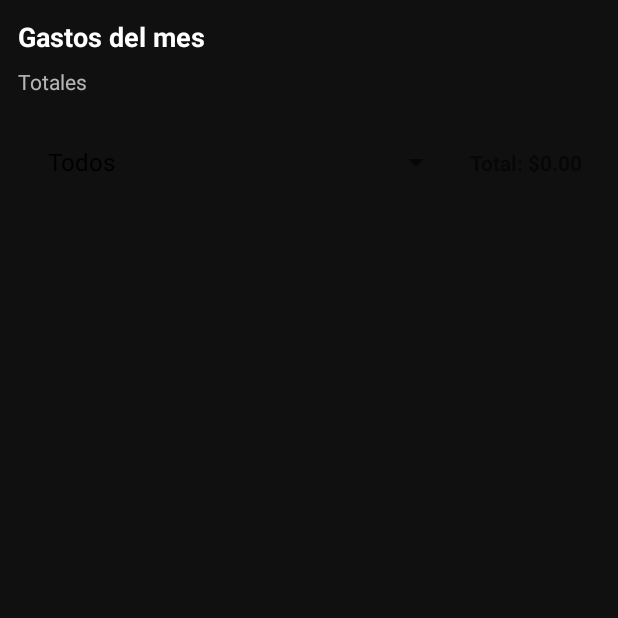
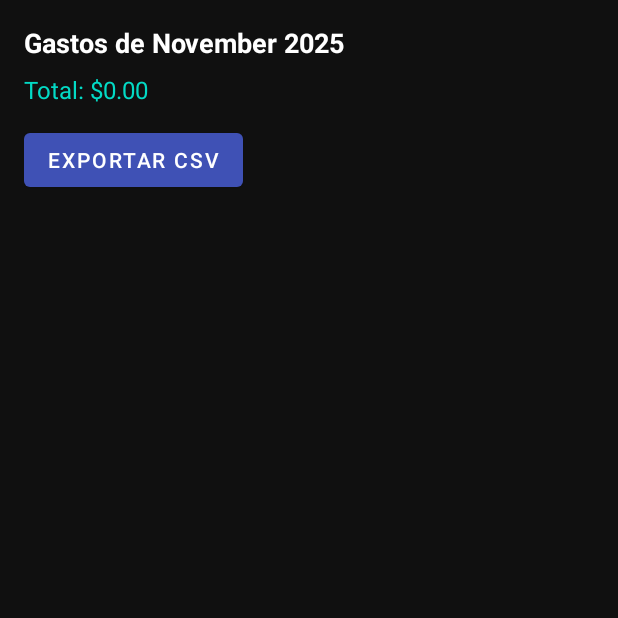
Before and after one commit to gastonlesbe/CareTemplate, an Android app: the ExpensesActivity screen opened directly, with no data from a screen before it, on a phone screen of 412 x 824 dp, the top half of it. Run offline under Robolectric (Android 15) with nearby library versions, the phone set to English and light mode, and no system bars; our stand-ins replace Room's generated code.

Commit message:
fixed 20251108

```diff
--- a/app/build.gradle
+++ b/app/build.gradle
@@ -1,6 +1,6 @@
 plugins {
-    id 'com.android.application'
-    id 'com.google.gms.google-services'
+    id("com.android.application")
+    id("com.google.gms.google-services")
 }
 
 android {
@@ -85,4 +85,6 @@ dependencies {
 
     // Ads
     implementation 'com.google.android.gms:play-services-ads:24.7.0'
+    implementation 'com.github.PhilJay:MPAndroidChart:v3.1.0'
+
 }
--- a/app/src/main/AndroidManifest.xml
+++ b/app/src/main/AndroidManifest.xml
@@ -49,6 +49,9 @@
         </activity>
         <activity android:name=".ui.SubjectListActivity" />
         <activity android:name=".ui.ExpensesActivity" />
+        <activity android:name=".ui.ExpensesCharActivity"
+            android:exported="false" />
+
 
 
 
--- a/app/src/main/java/com/gastonlesbegueris/caretemplate/data/local/EventDao.java
+++ b/app/src/main/java/com/gastonlesbegueris/caretemplate/data/local/EventDao.java
@@ -112,5 +112,24 @@ public interface EventDao {
             "AND (:subjectId IS NULL OR subjectId = :subjectId) " +
             "AND dueAt BETWEEN :start AND :end")
     Double sumExpensesRealized(String app, String subjectId, long start, long end);
+    @androidx.room.Query(
+            "SELECT strftime('%Y-%m', datetime(realizedAt/1000,'unixepoch','localtime')) AS ym, " +
+                    "       SUM(cost) AS total " +
+                    "FROM events " +
+                    "WHERE appType = :appType AND realized = 1 " +
+                    "  AND realizedAt BETWEEN :fromMillis AND :toMillis " +
+                    "GROUP BY ym " +
+                    "ORDER BY ym"
+    )
+    java.util.List<com.gastonlesbegueris.caretemplate.data.model.MonthTotal> listMonthlyTotals(
+            String appType, long fromMillis, long toMillis
+    );
+
+
+    @Query("SELECT COUNT(*) FROM events WHERE appType=:appType")
+    int countEventsForApp(String appType);
+
+
+
 
 }
--- a/app/src/main/java/com/gastonlesbegueris/caretemplate/ui/ExpensesActivity.java
+++ b/app/src/main/java/com/gastonlesbegueris/caretemplate/ui/ExpensesActivity.java
@@ -1,172 +1,113 @@
 package com.gastonlesbegueris.caretemplate.ui;
 
+import android.content.Intent;
+import android.net.Uri;
 import android.os.Bundle;
-import android.view.View;
-import android.widget.ArrayAdapter;
-import android.widget.Spinner;
+import android.widget.Button;
 import android.widget.TextView;
+import androidx.activity.result.ActivityResultLauncher;
+import androidx.activity.result.contract.ActivityResultContracts;
 import androidx.appcompat.app.AppCompatActivity;
 import androidx.recyclerview.widget.LinearLayoutManager;
-import androidx.recyclerview.widget.RecyclerView;
 import com.gastonlesbegueris.caretemplate.R;
-import com.gastonlesbegueris.caretemplate.data.local.AppDb;
-import com.gastonlesbegueris.caretemplate.data.local.EventDao;
-import com.gastonlesbegueris.caretemplate.data.local.EventEntity;
-import com.gastonlesbegueris.caretemplate.data.local.SubjectDao;
-import com.gastonlesbegueris.caretemplate.data.local.SubjectEntity;
+import com.gastonlesbegueris.caretemplate.data.local.*;
+import java.io.OutputStream;
 import java.text.SimpleDateFormat;
 import java.util.*;
 
 public class ExpensesActivity extends AppCompatActivity {
 
+    private AppDb db;
     private EventDao eventDao;
     private SubjectDao subjectDao;
+    private ExpensesAdapter adapter;
     private String appType;
 
-    private RecyclerView rv;
-    private TextView tvTotals;
-    private Map<String,String> subjectNames = new java.util.HashMap<>();
-    private final SimpleDateFormat fmt = new SimpleDateFormat("dd/MM HH:mm", Locale.getDefault());
+    private List<EventEntity> currentData = new ArrayList<>();
 
+    private final ActivityResultLauncher<String> createCsvLauncher =
+            registerForActivityResult(new ActivityResultContracts.CreateDocument("text/csv"), this::writeCsvToUri);
 
-    private String selectedSubjectId = null; // null = Todos
-
-    @Override protected void onCreate(Bundle b) {
-        super.onCreate(b);
+    @Override protected void onCreate(Bundle s) {
+        super.onCreate(s);
         setContentView(R.layout.activity_expenses);
 
-        appType = getString(R.string.app_type);
-        AppDb db = AppDb.get(this);
-        subjectDao = db.subjectDao();
-        eventDao   = db.eventDao();
+        appType   = getString(R.string.app_type);
+        db        = AppDb.get(this);
+        eventDao  = db.eventDao();
+        subjectDao= db.subjectDao();
 
-        Spinner sp = findViewById(R.id.spSubjectsFilter);
-        TextView tvTotal = findViewById(R.id.tvTotal);
-        RecyclerView rv = findViewById(R.id.rvExpenses); // asumiendo que ya lo tenés
-        rv.setLayoutManager(new androidx.recyclerview.widget.LinearLayoutManager(this));
-        ExpensesAdapter adapter = new ExpensesAdapter();  // tu adapter de gastos
+        adapter = new ExpensesAdapter();
+        androidx.recyclerview.widget.RecyclerView rv = findViewById(R.id.rvExpenses);
+        rv.setLayoutManager(new LinearLayoutManager(this));
         rv.setAdapter(adapter);
-        subjectDao.observeActive(appType).observe(this, subjects -> {
-            subjectNames.clear();
-            if (subjects != null) {
-                for (SubjectEntity s : subjects) {
-                    subjectNames.put(s.id, s.name);
-                }
-            }
-            reloadRange(adapter, tvTotal); // Refresca la pantalla si cambia el nombre
-        });
 
-        // cargar sujetos
+        Button btnExport = findViewById(R.id.btnExportCsv);
+        btnExport.setOnClickListener(v -> exportCsv());
+
+        loadMonth();
+    }
+
+    private void loadMonth() {
         new Thread(() -> {
-            java.util.List<SubjectEntity> subjects = subjectDao.listActiveNow(appType);
-            java.util.List<String> names = new java.util.ArrayList<>();
-            names.add("Todos");
-            if (subjects != null) for (SubjectEntity s : subjects) names.add(s.name);
+            long[] range = monthRange(System.currentTimeMillis());
+            List<EventEntity> rows = eventDao.listRealizedInRange(appType, range[0], range[1]);
+            Double total = eventDao.sumRealizedCostInRange(appType, range[0], range[1]);
+
+            // mapa sujetoId -> nombre
+            Map<String,String> names = new HashMap<>();
+            List<SubjectEntity> subs = subjectDao.listActiveNow(appType);
+            if (subs != null) for (SubjectEntity s : subs) names.put(s.id, s.name);
+
+            currentData = (rows == null) ? Collections.emptyList() : rows;
 
             runOnUiThread(() -> {
-                ArrayAdapter<String> ad = new ArrayAdapter<>(this,
-                        android.R.layout.simple_spinner_dropdown_item, names);
-                sp.setAdapter(ad);
-
-                sp.setOnItemSelectedListener(new android.widget.AdapterView.OnItemSelectedListener() {
-                    @Override public void onItemSelected(android.widget.AdapterView<?> parent, View view, int pos, long id) {
-                        selectedSubjectId = (pos == 0) ? null : subjects.get(pos - 1).id;
-                        reloadRange(adapter, tvTotal);
-                    }
-                    @Override public void onNothingSelected(android.widget.AdapterView<?> parent) { }
-                });
-
-                // disparo inicial
-                reloadRange(adapter, tvTotal);
+                ((TextView)findViewById(R.id.tvMonthTitle))
+                        .setText("Gastos de " + new SimpleDateFormat("MMMM yyyy", Locale.getDefault())
+                                .format(new Date(range[0])));
+                ((TextView)findViewById(R.id.tvMonthTotal))
+                        .setText("Total: $" + String.format(Locale.getDefault(), "%.2f", total == null ? 0.0 : total));
+                adapter.submit(currentData, names);
             });
         }).start();
     }
 
-    private void reloadRange(ExpensesAdapter adapter, TextView tvTotal) {
+    private long[] monthRange(long anyMillis) {
+        Calendar c = Calendar.getInstance(); c.setTimeInMillis(anyMillis);
+        c.set(Calendar.DAY_OF_MONTH, 1); c.set(Calendar.HOUR_OF_DAY, 0);
+        c.set(Calendar.MINUTE, 0); c.set(Calendar.SECOND, 0); c.set(Calendar.MILLISECOND, 0);
+        long from = c.getTimeInMillis();
+        c.add(Calendar.MONTH, 1);
+        long to = c.getTimeInMillis() - 1;
+        return new long[]{from, to};
+    }
+
+    private void exportCsv() {
+        String fname = "gastos_" + new SimpleDateFormat("yyyy_MM", Locale.getDefault()).format(new Date()) + ".csv";
+        createCsvLauncher.launch(fname);
+    }
+
+    private void writeCsvToUri(Uri uri) {
+        if (uri == null) return;
         new Thread(() -> {
-            long now = System.currentTimeMillis();
-            long start = now - 30L * 24 * 60 * 60 * 1000; // últimos 30 días
-            List<EventEntity> rows = eventDao.listRealizedInRange(appType, start, now);
-            Double sum = eventDao.sumRealizedCostInRange(appType, start, now);
+            try (OutputStream os = getContentResolver().openOutputStream(uri)) {
+                String header = "fecha, sujeto, titulo, costo\n";
+                os.write(header.getBytes());
 
-            runOnUiThread(() -> {
-                adapter.submit(rows, subjectNames); // 👈 AHORA BIEN
-                if (sum != null) tvTotal.setText("Total: $" + String.format("%.2f", sum));
-                else tvTotal.setText("Total: $0.00");
-            });
+                Map<String,String> names = new HashMap<>();
+                List<SubjectEntity> subs = subjectDao.listActiveNow(appType);
+                if (subs != null) for (SubjectEntity s : subs) names.put(s.id, s.name);
+
+                SimpleDateFormat fmt = new SimpleDateFormat("yyyy-MM-dd HH:mm", Locale.getDefault());
+                for (EventEntity e : currentData) {
+                    String date = fmt.format(new Date(e.updatedAt));
+                    String subject = (e.subjectId != null && names.containsKey(e.subjectId)) ? names.get(e.subjectId) : "";
+                    String title = e.title == null ? "" : e.title.replace(",", " ");
+                    String cost  = (e.cost == null) ? "0" : String.format(Locale.getDefault(), "%.2f", e.cost);
+                    String line = date + "," + subject + "," + title + "," + cost + "\n";
+                    os.write(line.getBytes());
+                }
+            } catch (Exception ignore) {}
         }).start();
     }
-
-
-    private void loadThisMonth() {
-        new Thread(() -> {
-            Calendar cal = Calendar.getInstance();
-            cal.set(Calendar.DAY_OF_MONTH, 1);
-            cal.set(Calendar.HOUR_OF_DAY, 0);
-            cal.set(Calendar.MINUTE, 0);
-            cal.set(Calendar.SECOND, 0);
-            cal.set(Calendar.MILLISECOND, 0);
-            long start = cal.getTimeInMillis();
-            cal.add(Calendar.MONTH, 1);
-            long end = cal.getTimeInMillis();
-
-            List<EventEntity> list = eventDao.listRealizedInRange(appType, start, end);
-
-            // mapa sujetoId -> nombre para mostrar "Sujeto · Evento"
-            Map<String,String> subjectNames = new HashMap<>();
-            for (SubjectEntity s : subjectDao.listActiveNow(appType)) subjectNames.put(s.id, s.name);
-
-            double sum = 0d;
-            if (list != null) {
-                for (EventEntity e : list) if (e.cost != null) sum += e.cost;
-            }
-            final double fsum = sum;
-            runOnUiThread(() -> {
-                tvTotals.setText(String.format(Locale.getDefault(), "Total del mes: $%.2f", fsum));
-                ((ExpensesAdapter) rv.getAdapter()).submit(list, subjectNames);
-            });
-        }).start();
-    }
-
-    // --- Adapter simple para gastos ---
-    static class ExpensesAdapter extends RecyclerView.Adapter<ExpensesAdapter.VH> {
-        private final List<EventEntity> items = new ArrayList<>();
-        private Map<String,String> subjectNames = new HashMap<>();
-        private final SimpleDateFormat fmt = new SimpleDateFormat("dd/MM HH:mm", Locale.getDefault());
-
-
-
-        void submit(List<EventEntity> data, Map<String,String> names) {
-            items.clear();
-            if (data != null) items.addAll(data);
-            subjectNames = (names == null) ? new HashMap<>() : names;
-            notifyDataSetChanged();
-        }
-
-        @Override public VH onCreateViewHolder(android.view.ViewGroup p, int v) {
-            android.view.View view = android.view.LayoutInflater.from(p.getContext())
-                    .inflate(R.layout.item_expense, p, false);
-            return new VH(view);
-        }
-
-        @Override public void onBindViewHolder(VH h, int pos) {
-            EventEntity e = items.get(pos);
-            String who = subjectNames.getOrDefault(e.subjectId, "—");
-            h.tvTitle.setText(who + " · " + e.title);
-            h.tvWhen.setText(fmt.format(new Date(e.dueAt)));
-            h.tvCost.setText(String.format(Locale.getDefault(), "$%.2f", (e.cost == null ? 0d : e.cost)));
-        }
-
-        @Override public int getItemCount() { return items.size(); }
-
-        static class VH extends RecyclerView.ViewHolder {
-            TextView tvTitle, tvWhen, tvCost;
-            VH(android.view.View v) { super(v);
-                tvTitle = v.findViewById(R.id.tvTitle);
-                tvWhen  = v.findViewById(R.id.tvWhen);
-                tvCost  = v.findViewById(R.id.tvCost);
-            }
-        }
-
-    }
 }
--- a/app/src/main/res/layout/activity_expenses.xml
+++ b/app/src/main/res/layout/activity_expenses.xml
@@ -1,45 +1,39 @@
 <?xml version="1.0" encoding="utf-8"?>
 <LinearLayout xmlns:android="http://schemas.android.com/apk/res/android"
-    android:orientation="vertical" android:layout_width="match_parent" android:layout_height="match_parent"
-    android:background="#101010" android:padding="12dp">
+    android:orientation="vertical" android:layout_width="match_parent"
+    android:layout_height="match_parent" android:padding="16dp"
+    android:background="#101010">
 
     <TextView
-        android:id="@+id/tvHeader"
-        android:layout_width="match_parent" android:layout_height="wrap_content"
-        android:text="Gastos del mes" android:textSize="18sp" android:textStyle="bold"
-        android:textColor="#FFFFFF" android:paddingBottom="8dp"/>
+        android:id="@+id/tvMonthTitle"
+        android:layout_width="wrap_content"
+        android:layout_height="wrap_content"
+        android:text="Gastos del mes"
+        android:textStyle="bold"
+        android:textSize="18sp"
+        android:textColor="#FFFFFF"
+        android:layout_marginBottom="8dp"/>
 
     <TextView
-        android:id="@+id/tvTotals"
-        android:layout_width="match_parent" android:layout_height="wrap_content"
-        android:text="Totales" android:textColor="#B0FFFFFF" android:paddingBottom="8dp"/>
+        android:id="@+id/tvMonthTotal"
+        android:layout_width="wrap_content"
+        android:layout_height="wrap_content"
+        android:text="Total: $0.00"
+        android:textColor="#03DAC5"
+        android:textSize="16sp"
+        android:layout_marginBottom="12dp"/>
 
-    <LinearLayout
-        android:id="@+id/llTop"
-        android:layout_width="match_parent"
+    <Button
+        android:id="@+id/btnExportCsv"
+        android:layout_width="wrap_content"
         android:layout_height="wrap_content"
-        android:orientation="horizontal"
-        android:padding="12dp">
-
-        <Spinner
-            android:id="@+id/spSubjectsFilter"
-            android:layout_width="0dp"
-            android:layout_height="wrap_content"
-            android:layout_weight="1"/>
-
-        <TextView
-            android:id="@+id/tvTotal"
-            android:layout_width="wrap_content"
-            android:layout_height="wrap_content"
-            android:text="Total: $0.00"
-            android:textStyle="bold"
-            android:paddingStart="12dp"/>
-    </LinearLayout>
-
+        android:text="Exportar CSV"/>
 
     <androidx.recyclerview.widget.RecyclerView
         android:id="@+id/rvExpenses"
-        android:layout_width="match_parent" android:layout_height="0dp"
-        android:layout_weight="1" android:clipToPadding="false"
-        android:paddingBottom="12dp"/>
+        android:layout_width="match_parent"
+        android:layout_height="0dp"
+        android:layout_marginTop="12dp"
+        android:layout_weight="1"/>
+
 </LinearLayout>
--- a/app/src/main/res/menu/main_menu.xml
+++ b/app/src/main/res/menu/main_menu.xml
@@ -23,4 +23,9 @@
         android:id="@+id/action_expenses"
         android:title="Gastos"
         app:showAsAction="never" />
+    <item
+        android:id="@+id/action_expenses_chart"
+        android:title="Gráfico de gastos"
+        app:showAsAction="never" />
+
 </menu>
```
Also changed, not shown: app/src/main/java/com/gastonlesbegueris/caretemplate/data/model/MonthTotal.java (added, +8 -0 lines), app/src/main/java/com/gastonlesbegueris/caretemplate/ui/DaySummary.java (+9 -5 lines), app/src/main/java/com/gastonlesbegueris/caretemplate/ui/ExpensesAdapter.java (added, +52 -0 lines), app/src/main/java/com/gastonlesbegueris/caretemplate/ui/ExpensesCharActivity.java (added, +139 -0 lines), app/src/main/java/com/gastonlesbegueris/caretemplate/ui/LimitGuard.java (added, +39 -0 lines), app/src/main/java/com/gastonlesbegueris/caretemplate/ui/MainActivity.java (+9 -0 lines), app/src/main/res/layout/activity_expenses_chart.xml (added, +57 -0 lines), app/src/main/res/layout/item_expense.xml (+15 -13 lines), build.gradle (+5 -14 lines), settings.gradle.kts (+11 -8 lines).
